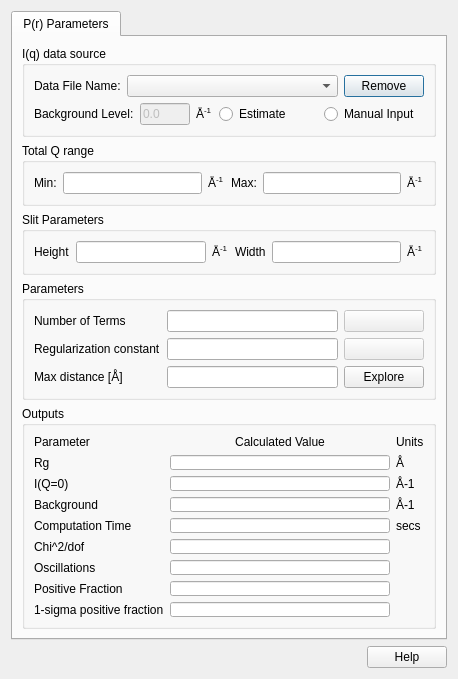
The window that src/sas/qtgui/Perspectives/Inversion/UI/TabbedInversionUI.ui (SasView/sasview) describes before a commit, drawn with Qt 5.
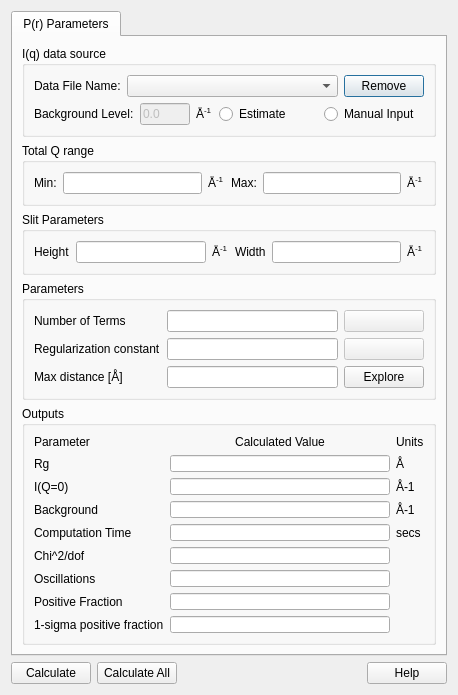
The same window after the commit.

Diff of the .ui file:
```diff
--- a/src/sas/qtgui/Perspectives/Inversion/UI/TabbedInversionUI.ui
+++ b/src/sas/qtgui/Perspectives/Inversion/UI/TabbedInversionUI.ui
@@ -7,7 +7,7 @@
     <x>0</x>
     <y>0</y>
     <width>458</width>
-    <height>679</height>
+    <height>695</height>
    </rect>
   </property>
   <property name="sizePolicy">
@@ -555,10 +555,21 @@
     </spacer>
    </item>
    <item row="2" column="0">
-    <layout class="QHBoxLayout" name="horizontalLayout_8">
-     <property name="sizeConstraint">
-      <enum>QLayout::SetDefaultConstraint</enum>
-     </property>
+    <layout class="QHBoxLayout" name="horizontalLayout_5">
+     <item>
+      <widget class="QPushButton" name="calculateThisButton">
+       <property name="text">
+        <string>Calculate</string>
+       </property>
+      </widget>
+     </item>
+     <item>
+      <widget class="QPushButton" name="calculateAllButton">
+       <property name="text">
+        <string>Calculate All</string>
+       </property>
+      </widget>
+     </item>
      <item>
       <spacer name="horizontalSpacer">
        <property name="orientation">
@@ -569,7 +580,7 @@
        </property>
        <property name="sizeHint" stdset="0">
         <size>
-         <width>40</width>
+         <width>158</width>
          <height>20</height>
         </size>
        </property>
```
